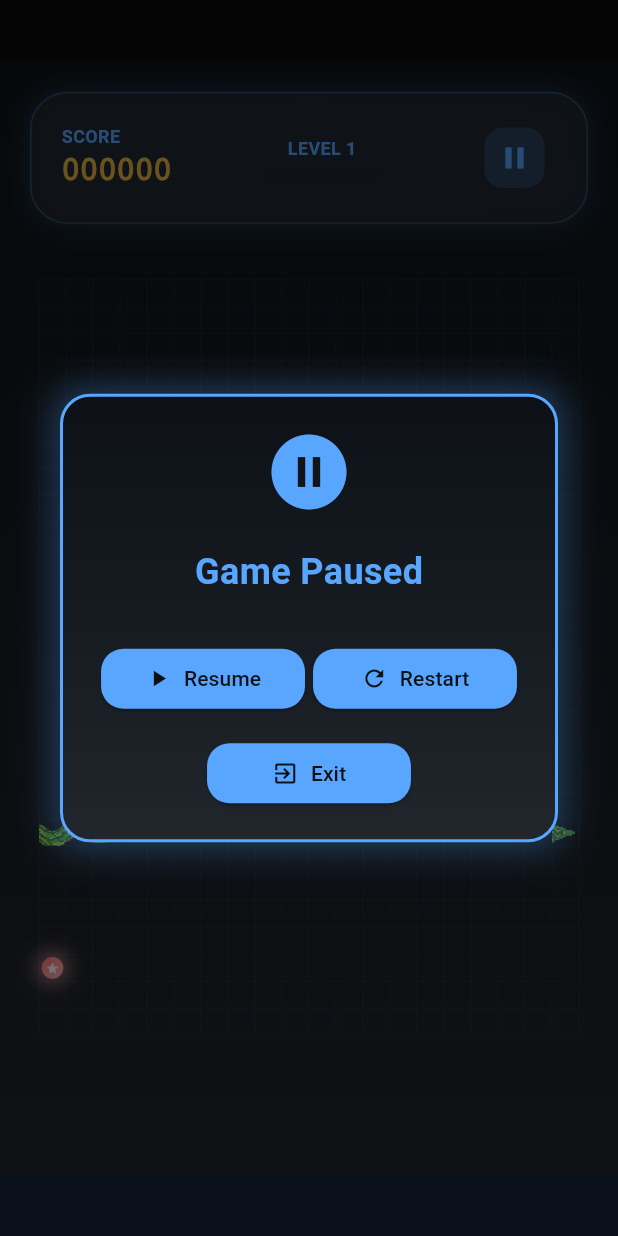
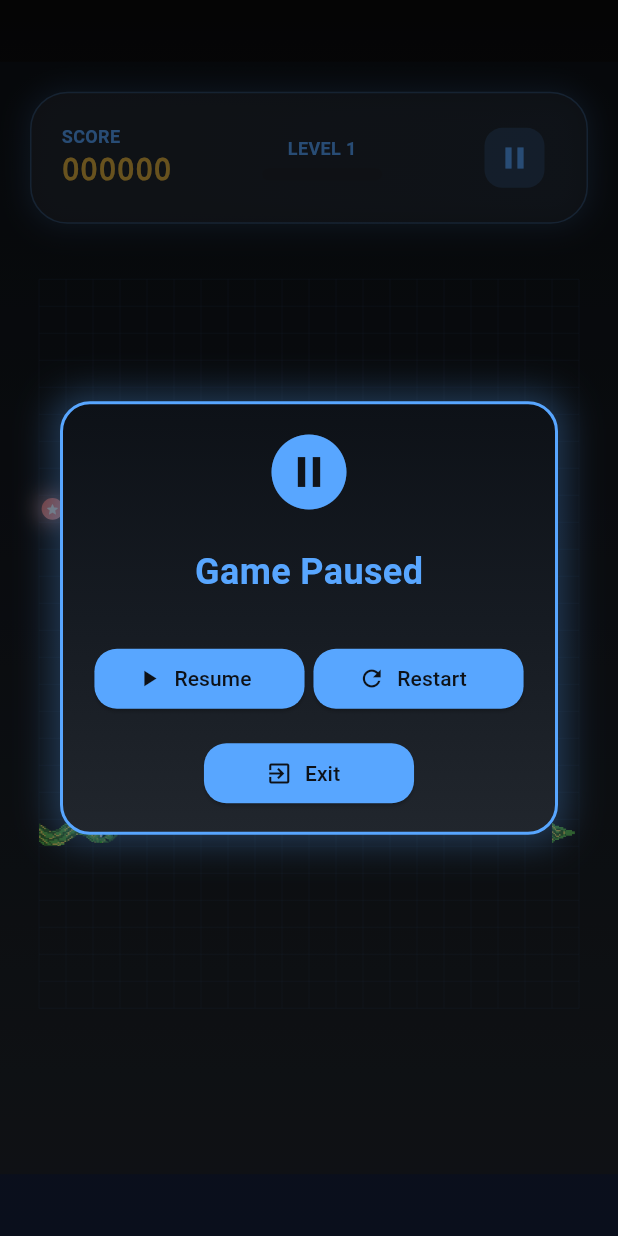
Before and after one commit to YoussefGhonem1/snake_game, a Flutter app: the GameScreen screen opened by its route, after a tap on the "pause" icon, on a phone screen of 412 x 824 dp. Run offline on Flutter 3.47's test engine with Material 3 defaults, Android fonts, the light colour scheme and no system bars; drawn by our look-alikes of percent_indicator; our stand-ins replace audioplayers, easy_localization, firebase_core, firebase_messaging, google_mobile_ads, permission_handler and 1 more; missing offline and left inert: unity_ads_plugin; accounts and stored records are empty.

Commit message:
handle state and grid problems

```diff
--- a/lib/main.dart
+++ b/lib/main.dart
@@ -23,8 +23,8 @@
   try {
     WidgetsFlutterBinding.ensureInitialized();
     EasyLocalization.ensureInitialized();
-   //  final prefs = await SharedPreferences.getInstance();
-    // await prefs.clear();
+    // final prefs = await SharedPreferences.getInstance();
+     //await prefs.clear();
 
     await Firebase.initializeApp(
       options: DefaultFirebaseOptions.currentPlatform,
--- a/lib/view/game/free_mode_game_screen.dart
+++ b/lib/view/game/free_mode_game_screen.dart
@@ -72,7 +72,7 @@
                     child: Directionality(
                       textDirection: TextDirection.ltr,
                       child: FreeModeGameBoard(
-                        height: height * 0.8, // Reduced for better centering
+                        height: height * 0.78, // Reduced for better centering
                         width: width * 0.95, // Slight margin on sides
                         startIndex: widget.startLevelIndex,
                         selectedSnakeIndex: selectedSnakeIndex,
--- a/lib/view/game/game_board.dart
+++ b/lib/view/game/game_board.dart
@@ -70,7 +70,6 @@
       CurvedAnimation(parent: _scoreController, curve: Curves.elasticOut),
     );
 
-
     double topBarHeight = 120.0;
     double bottomPadding = 20.0;
 
@@ -97,7 +96,6 @@
       height: gridHeight,
       width: widget.width,
     );
-
 
     gameViewModel = Provider.of<GameViewModel>(context, listen: false);
     gameViewModel.bigScoreAnimationController = AnimationController(
@@ -182,7 +180,7 @@
     return Dialog(
       backgroundColor: Colors.transparent,
       child: Container(
-        padding: const EdgeInsets.all(20),
+        padding: const EdgeInsets.all(15),
         decoration: BoxDecoration(
           gradient: ColorHelper.instance.gameBackgroundGradient,
           borderRadius: BorderRadius.circular(20),
@@ -255,7 +253,7 @@
     VoidCallback onPressed,
   ) {
     return SizedBox(
-      width: MediaQuery.of(context).size.width * 0.33,
+      width: MediaQuery.of(context).size.width * 0.34,
       child: ElevatedButton.icon(
         onPressed: onPressed,
         icon: Icon(icon, color: ColorHelper.instance.onPrimary),
@@ -268,7 +266,6 @@
           shape: RoundedRectangleBorder(
             borderRadius: BorderRadius.circular(15),
           ),
-          padding: const EdgeInsets.symmetric(horizontal: 20, vertical: 10),
         ),
       ),
     );
@@ -1034,7 +1031,7 @@
     return Dialog(
       backgroundColor: Colors.transparent,
       child: Container(
-        padding: const EdgeInsets.all(20),
+        padding: const EdgeInsets.all(15),
         decoration: BoxDecoration(
           gradient: LinearGradient(
             colors: [
@@ -1102,7 +1099,7 @@
             ),
             const SizedBox(height: 30),
             Row(
-              mainAxisAlignment: MainAxisAlignment.spaceEvenly,
+              mainAxisAlignment: MainAxisAlignment.spaceAround,
               children: [
                 _buildDialogButton('Play Again', Icons.refresh, () {
                   Navigator.of(context).pop();
--- a/lib/view/game/game_screen.dart
+++ b/lib/view/game/game_screen.dart
@@ -72,7 +72,7 @@
               child: Directionality(
                 textDirection: TextDirection.ltr,
                 child: GameBoard(
-                  height: height * 0.8, // Reduced for better centering
+                  height: height * 0.78, // Reduced for better centering
                   width: width * 0.95, // Slight margin on sides
                   startIndex: widget.startLevelIndex,
                   selectedSnakeIndex: selectedSnakeIndex,
--- a/lib/view_model/game/free_mode_game_view_model.dart
+++ b/lib/view_model/game/free_mode_game_view_model.dart
@@ -8,7 +8,7 @@
 import '../../model/model/game_padding.dart';
 
 class FreeModeGameViewModel extends ChangeNotifier {
-  int _rows = 20;
+  int _rows = 30;
   int _columns = 20;
   double _cellSize = 20.0;
 
@@ -66,7 +66,7 @@
 
     double cellWidth = availableSize.width / _columns;
     double cellHeight = availableSize.height / _rows;
-    _cellSize = min(cellWidth, cellHeight).floorToDouble();
+    _cellSize = min(cellWidth, cellHeight);
   }
 
   void initializeGame(
@@ -85,7 +85,7 @@
           (gamePaddings.width - gamePaddings.left - gamePaddings.right) /
           _columns;
       double cellHeight = gamePaddings.height / _rows;
-      _cellSize = min(cellWidth, cellHeight).floorToDouble();
+      _cellSize = min(cellWidth, cellHeight);
     } else {
       _calculateGridDimensions(Size(gamePaddings.width, gamePaddings.height));
     }
--- a/lib/view_model/game/game_view_model.dart
+++ b/lib/view_model/game/game_view_model.dart
@@ -100,7 +100,7 @@
 
     double cellWidth = availableSize.width / _columns;
     double cellHeight = availableSize.height / _rows;
-    _cellSize = min(cellWidth, cellHeight).floorToDouble();
+    _cellSize = min(cellWidth, cellHeight);
   }
 
   void _initializeLevelsData() {
@@ -109,6 +109,7 @@
     maxLevels = gameLevels.length;
   }
 
+
 void initializeGame(
   BuildContext context,
   GamePadding gamePaddings, {
@@ -116,6 +117,7 @@
   int? customRows,
   int? customColumns,
 }) {
+  Future.microtask(() {
     isGameInitialized = false;
     notifyListeners();
 
@@ -128,7 +130,7 @@
           (gamePaddings.width - gamePaddings.left - gamePaddings.right) /
           _columns;
       double cellHeight = gamePaddings.height / _rows;
-      _cellSize = min(cellWidth, cellHeight).floorToDouble();
+      _cellSize = min(cellWidth, cellHeight);
     } else {
       _calculateGridDimensions(Size(gamePaddings.width, gamePaddings.height));
     }
@@ -142,6 +144,7 @@
 
     isGameInitialized = true;
     notifyListeners();
+  });
 }
 
   void _initializeLevel() {
```
Also changed, not shown: lib/view/game/open_game_levels.dart (+20 -15 lines). Lines whose indentation alone changed are shown as unchanged.
